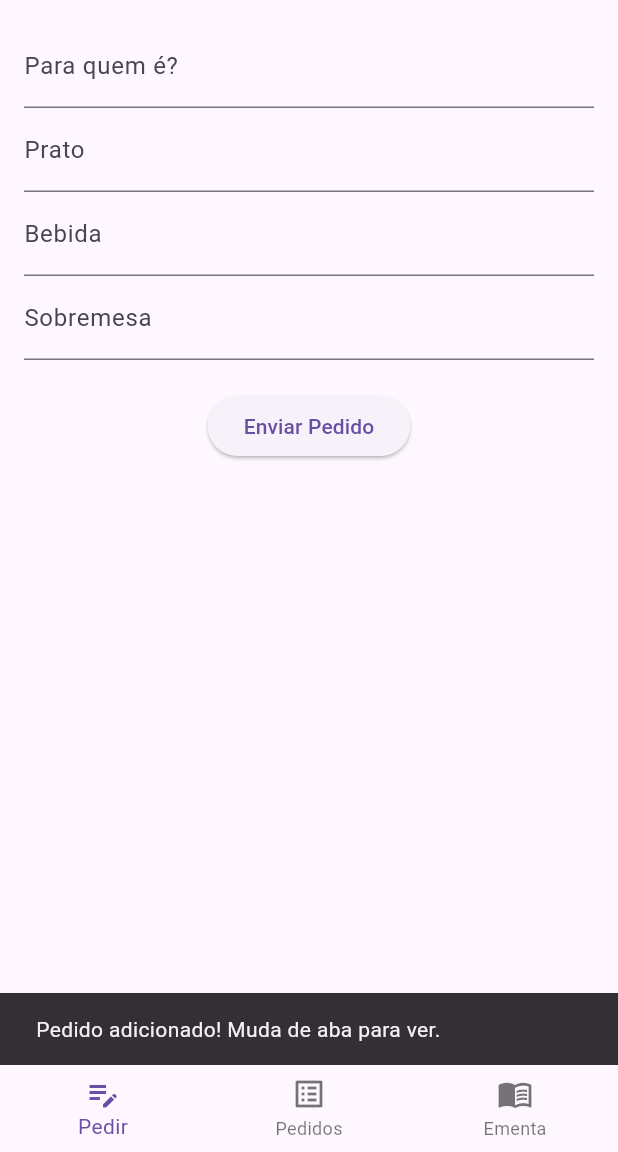
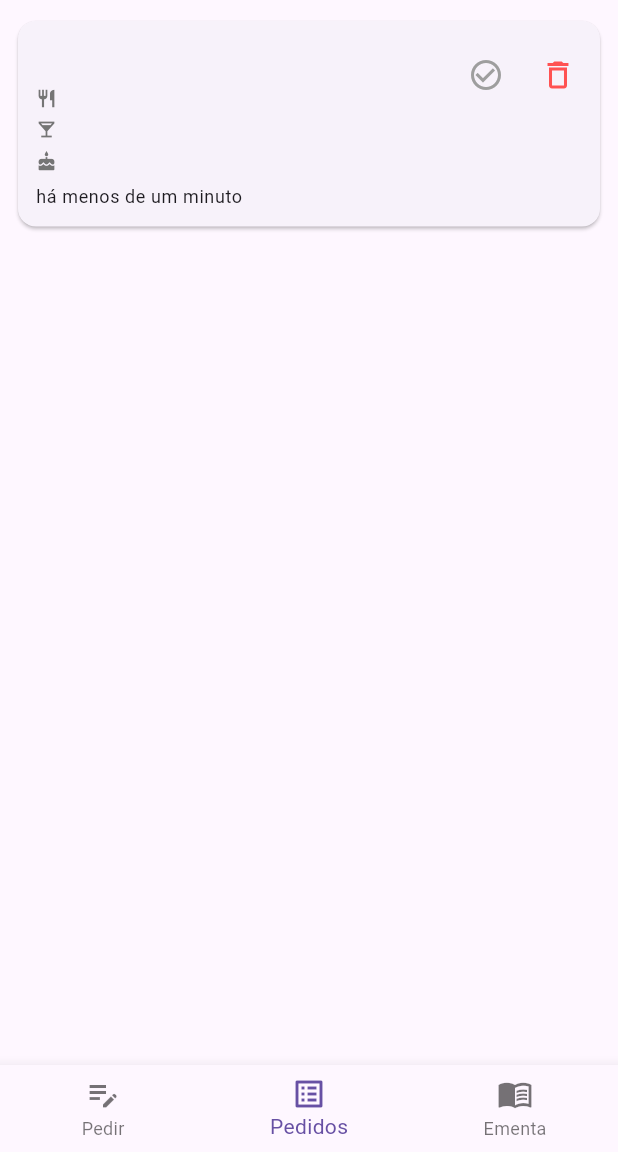
Before and after one commit to DuarteMatos99/casa_avo, a Flutter app: the screen it shows after launch, after a tap on "Enviar Pedido", on a phone screen of 412 x 824 dp, the part 84-1236 px from its top. Run offline on Flutter 3.47's test engine with Material 3 defaults, Android fonts, the phone set to English and light mode, and no system bars; our stand-ins replace shared_preferences.

Commit message:
segurança null para os pratos, bebidas e sobremesasno pedido atualizar _indiceAtual no estado HomePage

```diff
--- a/lib/models/pedido.dart
+++ b/lib/models/pedido.dart
@@ -35,9 +35,9 @@ class Pedido {
 
   factory Pedido.fromJson(Map<String, dynamic> json) => Pedido(
     cliente: json['cliente'],
-    prato: json['prato'],
-    bebida: json['bebida'],
-    sobremesa: json['sobremesa'],
+    prato: json['prato'] ?? '',
+    bebida: json['bebida'] ?? '',
+    sobremesa: json['sobremesa'] ?? '',
     dataCriacao: json['dataCriacao'] != null
         ? DateTime.parse(json['dataCriacao'])
         : DateTime.now(),
--- a/lib/pages/home.dart
+++ b/lib/pages/home.dart
@@ -449,6 +449,7 @@ class _HomePageState extends State<HomePage> {
           ),
         );
         _chaveFormulario = UniqueKey();
+        _indiceAtual = 1;
       });
 
       //armezanar os dados no storage local
@@ -458,12 +459,6 @@ class _HomePageState extends State<HomePage> {
       _pratoController.clear();
       _bebidaController.clear();
       _doceController.clear();
-
-      ScaffoldMessenger.of(context).showSnackBar(
-        const SnackBar(
-          content: Text('Pedido adicionado! Muda de aba para ver.'),
-        ),
-      );
 
       _ofereceAdicionarAEmenta(prato, bebida, sobremesa);
     }
```
